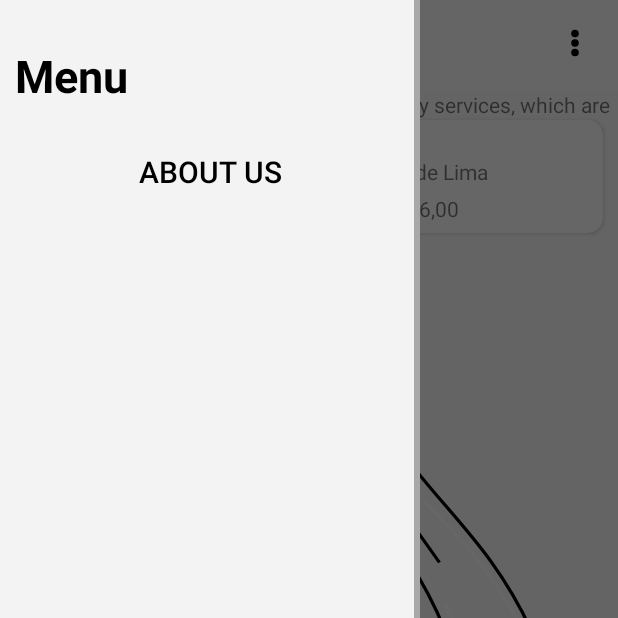
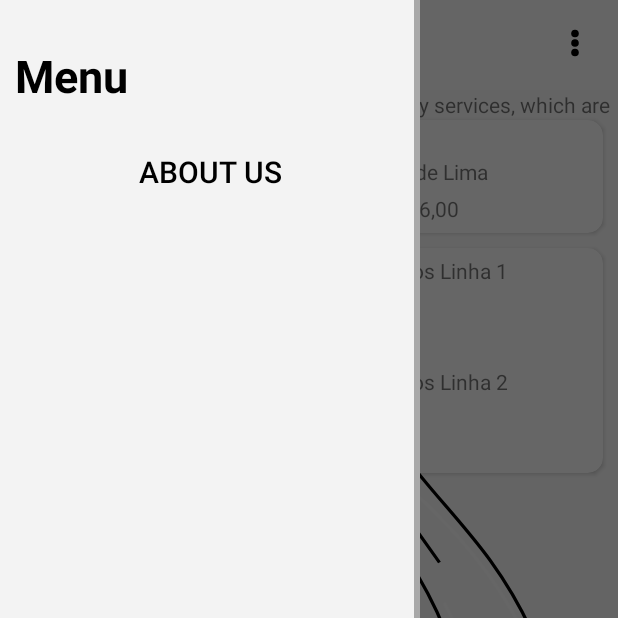
Before and after one commit to marcoalsampaio/VianaOnWheels, an Android app: the MapsActivity screen opened directly, with no data from a screen before it, with the side drawer open, on a phone screen of 412 x 824 dp, the top half of it. Run offline under Robolectric (Android 15) with nearby library versions, the phone set to English and light mode, and no system bars; our stand-ins replace Firebase (no records; nobody signed in at launch, a user with empty details on screens opened directly); 1 statement that could not run was skipped.

Commit message:
Horarios das linhas

```diff
--- a/app/src/main/java/com/example/vianaonwheels/MapsActivity.kt
+++ b/app/src/main/java/com/example/vianaonwheels/MapsActivity.kt
@@ -24,8 +24,8 @@ class MapsActivity : AppCompatActivity(), OnMapReadyCallback {
     private lateinit var mMap: GoogleMap
     private lateinit var binding: ActivityMapsBinding
 
-    private  var valor1: Double=0.0
-    private  var valor2: Double=0.0
+    private var valor1: Double=0.0
+    private var valor2: Double=0.0
 
     private lateinit var userEmail : String
     //TopBar
@@ -127,6 +127,10 @@ class MapsActivity : AppCompatActivity(), OnMapReadyCallback {
         val texDestino = findViewById<TextView>(R.id.destinoTX)
         val texValor = findViewById<TextView>(R.id.valorTX)
 
+        val stopBus = findViewById<TextView>(R.id.BusStop)
+        val stopBus1 = findViewById<TextView>(R.id.BusStop1)
+        val stopBus2 = findViewById<TextView>(R.id.BusStop2)
+        val stopBus3 = findViewById<TextView>(R.id.BusStop3)
         val text: String = spinner.getSelectedItem().toString()
         val text1: String = spinner2.getSelectedItem().toString()
 
@@ -138,7 +142,12 @@ class MapsActivity : AppCompatActivity(), OnMapReadyCallback {
                     var point= LatLng(geoPoint!!.latitude, geoPoint!!.longitude)
                     mMap.addMarker(MarkerOptions().position(point).title("origem"))
                     texOrigem.text=document.data["name"].toString()
+                    stopBus.text=document.data["origemManha"].toString()
+                    stopBus1.text=document.data["origemTarde"].toString()
+                    stopBus2.text=document.data["destinoManha"].toString()
+                    stopBus3.text=document.data["destinoTarde"].toString()
                     valor1= document.getDouble("valor")!!
+
                 }
             }
             .addOnFailureListener {exception ->
@@ -163,6 +172,7 @@ class MapsActivity : AppCompatActivity(), OnMapReadyCallback {
             var3 = valor2.minus(valor1)
         }else if(valor1 > valor2){
             var3 = valor1.minus(valor2)
+
         }else{
             var3=0.50
         }
--- a/app/src/main/res/layout/activity_maps.xml
+++ b/app/src/main/res/layout/activity_maps.xml
@@ -29,8 +29,7 @@
             android:layout_alignParentRight="true"
             android:layout_marginTop="80dp"
             android:layout_marginRight="10dp"
-            app:cardCornerRadius="10dp"
-            >
+            app:cardCornerRadius="10dp">
 
             <RelativeLayout
                 android:layout_width="wrap_content"
@@ -63,7 +62,68 @@
 
             </RelativeLayout>
         </androidx.cardview.widget.CardView>
+        <androidx.cardview.widget.CardView
+            android:layout_below="@id/TicketInfo"
+            android:layout_width="175dp"
+            android:layout_height="150dp"
+            android:layout_alignParentRight="true"
+            android:layout_marginTop="10dp"
+            android:layout_marginRight="10dp"
+            app:cardCornerRadius="10dp">
 
+            <RelativeLayout
+                android:layout_width="wrap_content"
+                android:layout_height="wrap_content">
+
+                <TextView
+                    android:id="@+id/time"
+                    android:layout_width="wrap_content"
+                    android:layout_height="wrap_content"
+                    android:layout_marginLeft="10dp"
+                    android:layout_marginTop="5dp"
+                    android:text="Horarios Linha 1" />
+                <TextView
+                    android:id="@+id/BusStop"
+                    android:layout_width="wrap_content"
+                    android:layout_height="wrap_content"
+                    android:layout_marginLeft="10dp"
+                    android:layout_marginTop="5dp"
+                    android:layout_below="@id/time"
+                    android:text="@string/time" />
+                <TextView
+                    android:id="@+id/BusStop1"
+                    android:layout_width="wrap_content"
+                    android:layout_height="wrap_content"
+                    android:layout_marginLeft="10dp"
+                    android:layout_marginTop="5dp"
+                    android:layout_below="@id/BusStop"
+                    android:text="@string/time" />
+                <TextView
+                    android:id="@+id/time1"
+                    android:layout_below="@id/BusStop1"
+                    android:layout_width="wrap_content"
+                    android:layout_height="wrap_content"
+                    android:layout_marginLeft="10dp"
+                    android:layout_marginTop="5dp"
+                    android:text="Horarios Linha 2" />
+                <TextView
+                    android:id="@+id/BusStop2"
+                    android:layout_width="wrap_content"
+                    android:layout_height="wrap_content"
+                    android:layout_marginLeft="10dp"
+                    android:layout_marginTop="5dp"
+                    android:layout_below="@id/time1"
+                    android:text="@string/time" />
+                <TextView
+                    android:id="@+id/BusStop3"
+                    android:layout_width="wrap_content"
+                    android:layout_height="wrap_content"
+                    android:layout_marginLeft="10dp"
+                    android:layout_marginTop="5dp"
+                    android:layout_below="@id/BusStop2"
+                    android:text="@string/time" />
+            </RelativeLayout>
+        </androidx.cardview.widget.CardView>
         <Spinner
             android:id="@+id/spinnerOrigem"
             android:layout_width="wrap_content"
```
